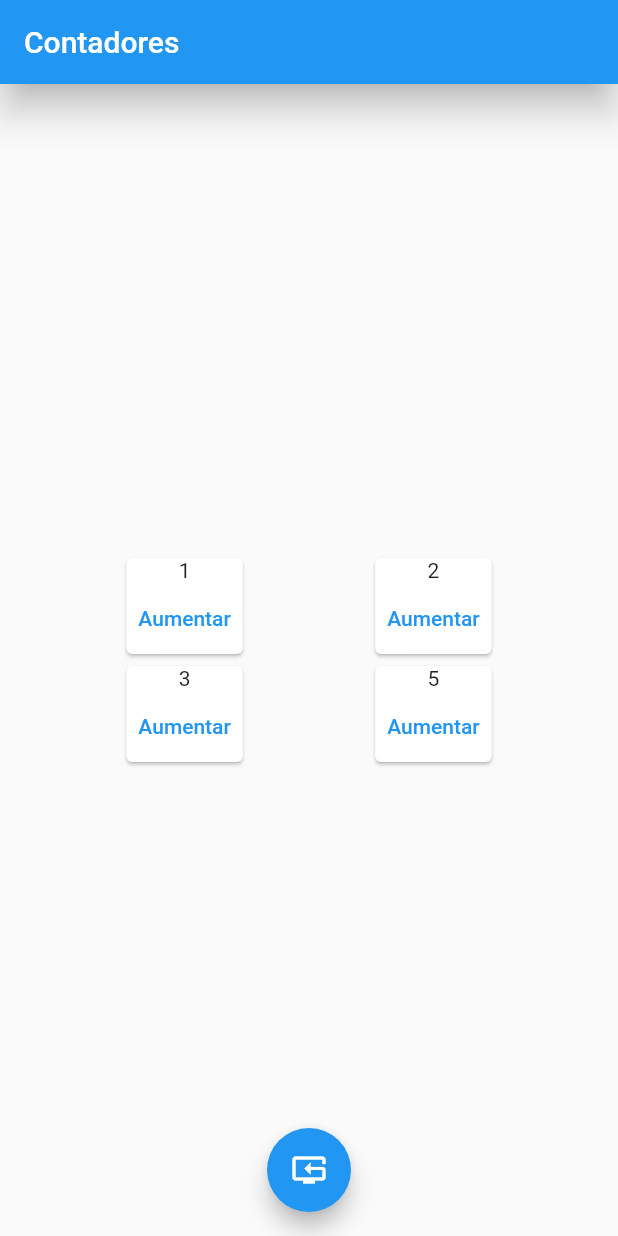
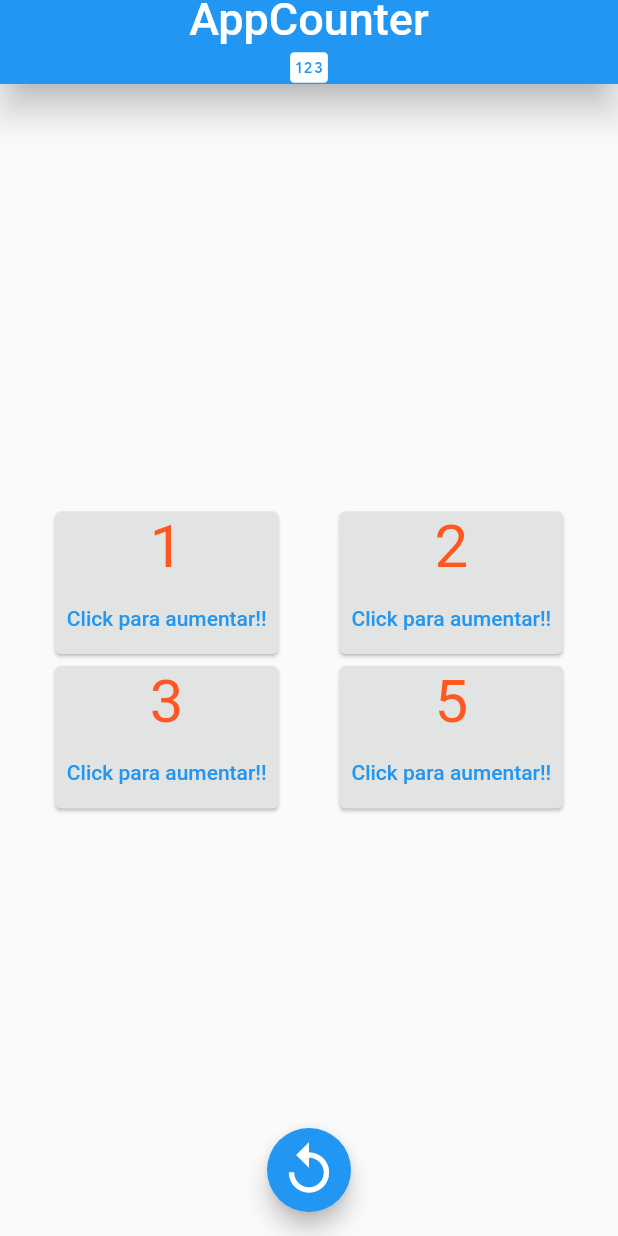
Before and after one commit to FabianAlarcon001/PM2-FSAS-AppFlutter, a Flutter app: the screen it shows after launch, on a phone screen of 412 x 824 dp. Run offline on Flutter 3.47's test engine with Material 2 defaults, Android fonts, the phone set to English and light mode, and no system bars.

Commit message:
Version final, todo funcional y un bonito aspecto

```diff
--- a/otraapp/lib/main.dart
+++ b/otraapp/lib/main.dart
@@ -24,7 +24,22 @@ class _MyAppCounter extends State<CardExampleApp> {
       debugShowCheckedModeBanner: false,
       home: Scaffold(
         appBar: AppBar(
-          title: const Text('Contadores'),
+          title: Column(
+            children: [
+                Text(
+                'AppCounter',
+                  style: TextStyle(
+                    fontSize: 30,
+                  ),
+                ),
+                Icon(
+                  Icons.pin,
+                  size: 30
+                ,),
+                SizedBox(height: 1),
+            ],
+          ),
+          centerTitle: true,
           elevation: 10,
         ),
         body: Center(
@@ -35,9 +50,16 @@ class _MyAppCounter extends State<CardExampleApp> {
               mainAxisAlignment: MainAxisAlignment.spaceEvenly,
               children: [
                 Card(
+                color: Color.fromARGB(255, 226, 227, 227),
                   child: Column(
                     children: [
-                      Text('$counter1'),
+                      Text(
+                        '$counter1',
+                        style: TextStyle(
+                        fontSize: 40,
+                        color: Colors.deepOrange // Tamaño de fuente deseado
+                        ),
+                      ),
                       Row(
                         children: [
                           TextButton(
@@ -46,7 +68,7 @@ class _MyAppCounter extends State<CardExampleApp> {
                                 counter1++;
                               });
                             },
-                            child: Text("Aumentar"),
+                            child: Text("Click para aumentar!!"),
                           )
                         ],
                       )
@@ -54,9 +76,16 @@ class _MyAppCounter extends State<CardExampleApp> {
                 ),
                 ),
                 Card(
+                color: Color.fromARGB(255, 226, 227, 227),
                   child: Column(
                     children: [
-                      Text('$counter2'),
+                      Text(
+                        '$counter2',
+                        style: TextStyle(
+                        fontSize: 40,
+                        color: Colors.deepOrange// Tamaño de fuente deseado
+                        ),
+                      ),
                       Row(
                         children: [
                           TextButton(
@@ -65,7 +94,7 @@ class _MyAppCounter extends State<CardExampleApp> {
                                 counter2 += 2;
                               });
                             },
-                            child: Text("Aumentar"),
+                            child: Text("Click para aumentar!!"),
                           )
                         ],
                       )
@@ -78,9 +107,16 @@ class _MyAppCounter extends State<CardExampleApp> {
               mainAxisAlignment: MainAxisAlignment.spaceEvenly,
               children: [
                 Card(
+                color: Color.fromARGB(255, 226, 227, 227),
                   child: Column(
                     children: [
-                      Text('$counter3'),
+                      Text(
+                        '$counter3',
+                        style: TextStyle(
+                        fontSize: 40,
+                        color: Colors.deepOrange // Tamaño de fuente deseado
+                        ),
+                      ),
                       Row(
                         children: [
                           TextButton(
@@ -89,7 +125,7 @@ class _MyAppCounter extends State<CardExampleApp> {
                                 counter3 += 3;
                               });
                             },
-                            child: Text("Aumentar"),
+                            child: Text("Click para aumentar!!")
                           )
                         ],
                       )
@@ -97,9 +133,16 @@ class _MyAppCounter extends State<CardExampleApp> {
                   ),
                 ),
                 Card(
+                color: Color.fromARGB(255, 226, 227, 227),
                   child: Column(
                     children: [
-                      Text('$counter5'),
+                      Text(
+                        '$counter5',
+                        style: TextStyle(
+                        fontSize: 40,
+                        color: Colors.deepOrange// Tamaño de fuente deseado
+                        ),
+                      ),
                       Row(
                         children: [
                           TextButton(
@@ -108,7 +151,7 @@ class _MyAppCounter extends State<CardExampleApp> {
                                 counter5 += 5;
                               });
                             },
-                            child: Text("Aumentar"),
+                            child: Text("Click para aumentar!!"),
                           )
                         ],
                       )
@@ -122,7 +165,12 @@ class _MyAppCounter extends State<CardExampleApp> {
         ),
         floatingActionButtonLocation: FloatingActionButtonLocation.centerFloat,
         floatingActionButton: FloatingActionButton(
-          child: Icon(Icons.reset_tv),
+          child:
+          Icon(
+          Icons.replay,
+          color: Colors.white,
+          size: 40,
+          ),
           onPressed: () {
               setState(() {
                 counter1 = 1;
@@ -156,13 +204,5 @@ class _MyAppCounter extends State<CardExampleApp> {
           onTap: () {
             debugPrint('Card tapped.');
           },
-          child: const SizedBox(
-            width: 300,
-            height: 100,
-            child: Text('Aumentar'),
-          ),
-        ),
-      ),
-    );
-  }
+          child: cons
 }*/
```
